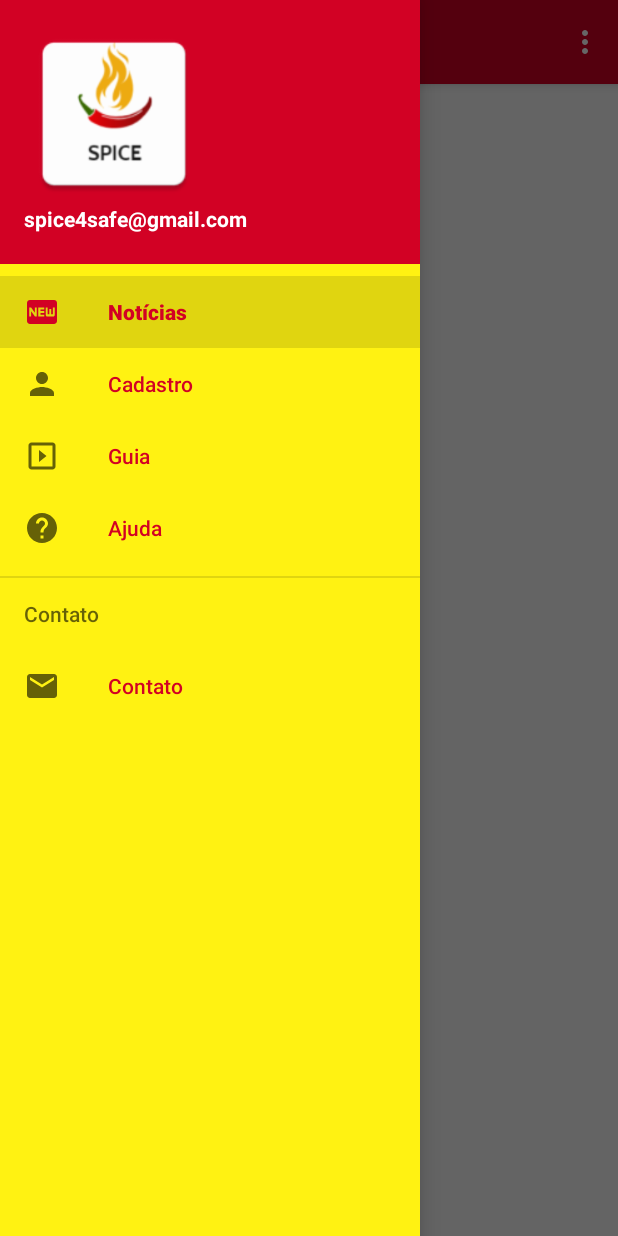
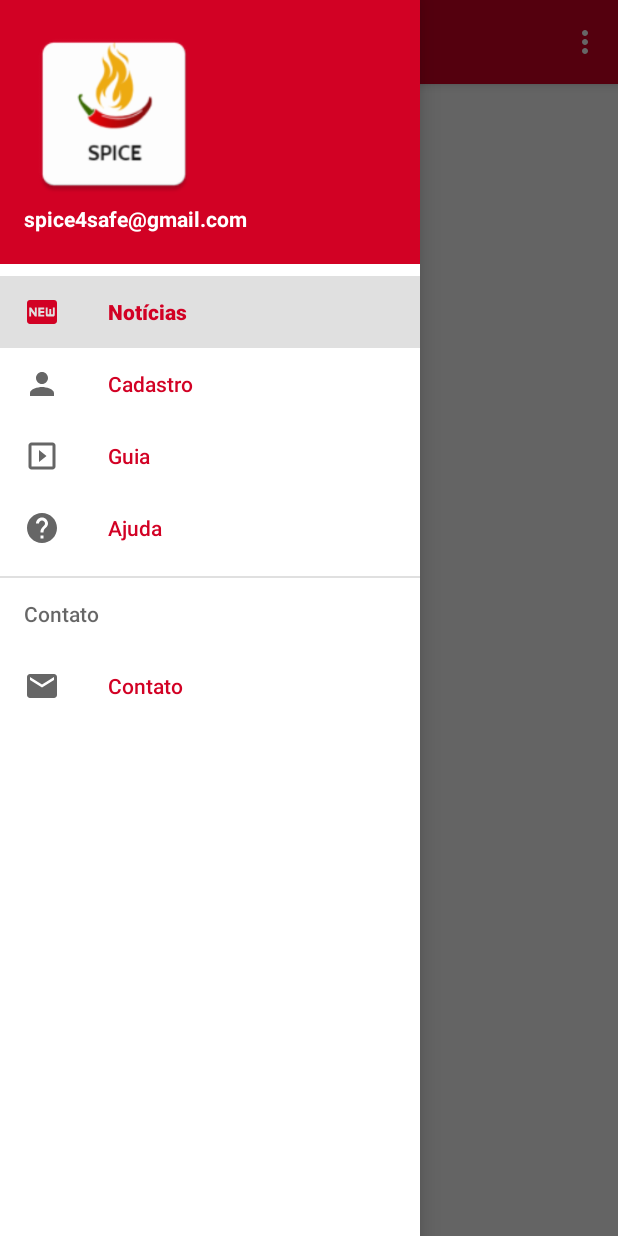
Before and after one commit to Trypion/PrototipoV2.0, an Android app: the screen it shows after launch (MainActivity), with the side drawer open, on a phone screen of 412 x 824 dp. Run offline under Robolectric (Android 15) with nearby library versions, the phone set to English and light mode, and no system bars; libraries missing offline, so code that uses them is left out: com.twitter.sdk; 4 statements that could not run were skipped.

```diff
--- a/app/src/main/res/layout/activity_main.xml
+++ b/app/src/main/res/layout/activity_main.xml
@@ -35,7 +35,7 @@
         android:layout_width="wrap_content"
         android:layout_height="match_parent"
         android:layout_gravity="start"
-        android:background="@color/colorSecundary"
+        android:background="@color/colorWhite"
         app:headerLayout="@layout/nav_header"
         app:itemTextColor="@color/colorPrimary"
         app:menu="@menu/drawer_menu" />
```
